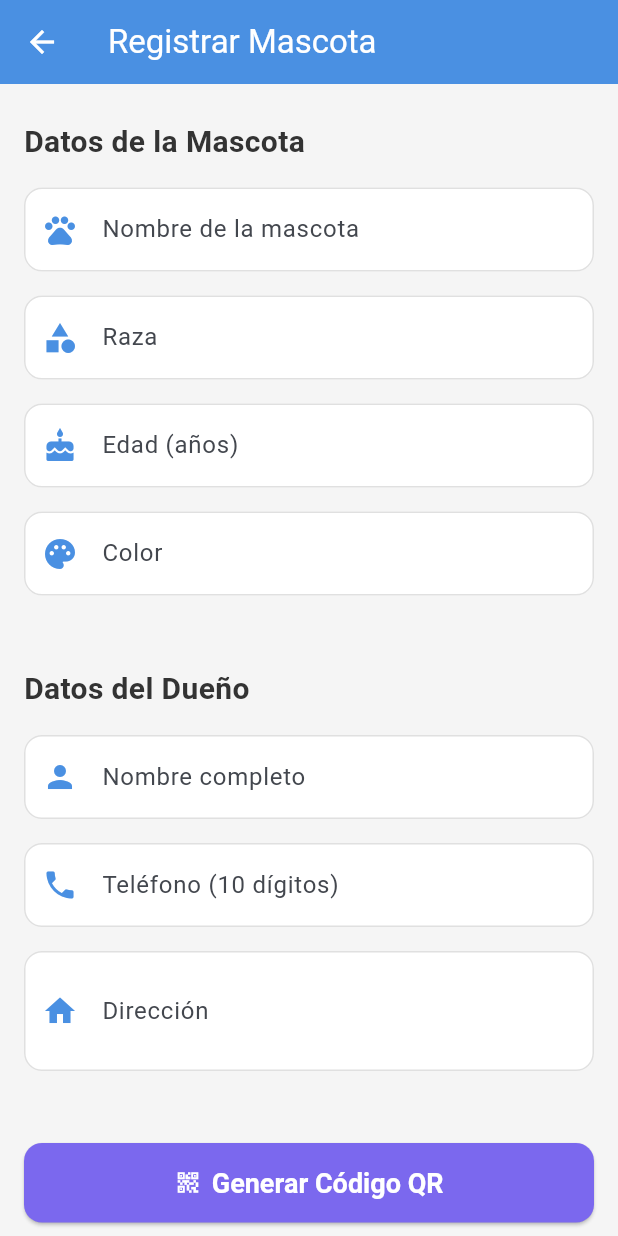
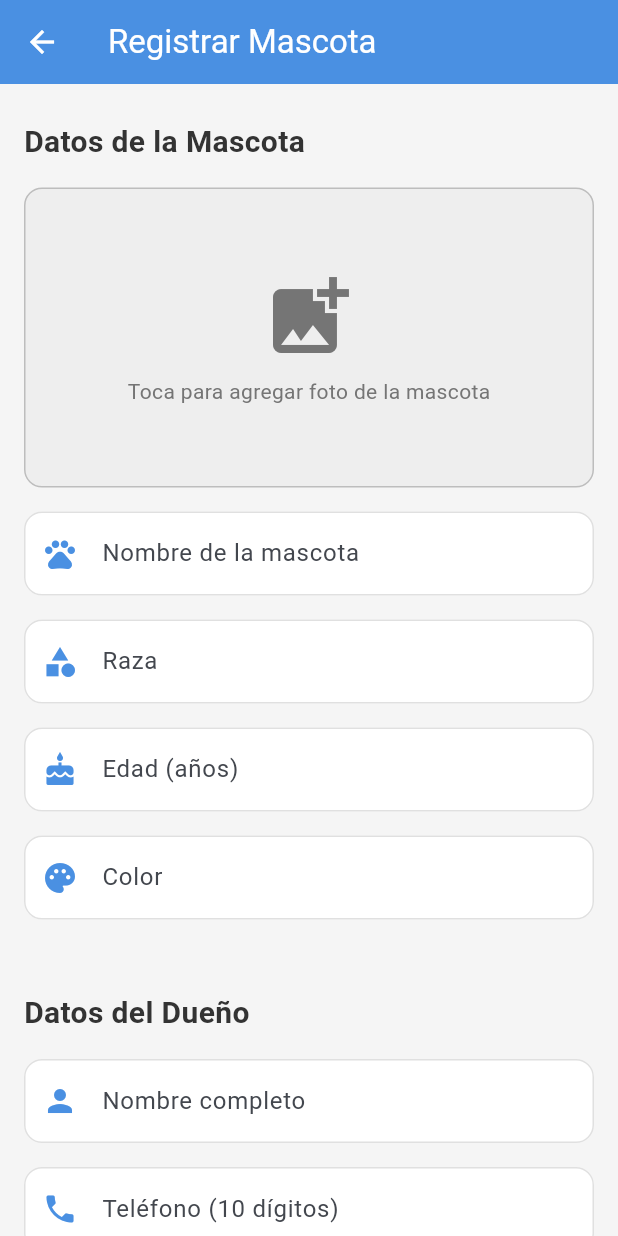
Before and after one commit to daviddiaz-bot/petqrapp-flutter, a Flutter app: the FormScreen screen opened directly, on a phone screen of 412 x 824 dp. Run offline on Flutter 3.47's test engine with Material 3 defaults, Android fonts, the light colour scheme and no system bars; our stand-ins replace image_picker, qr_flutter, share_plus, shared_preferences; accounts and stored records are empty.

Commit message:
Add image picker and web URL QR support

```diff
--- a/lib/models/pet.dart
+++ b/lib/models/pet.dart
@@ -7,6 +7,7 @@ class Pet {
   final String ownerName;
   final String ownerPhone;
   final String ownerAddress;
+  final String? photoPath;
   final DateTime registeredAt;
 
   Pet({
@@ -18,6 +19,7 @@ class Pet {
     required this.ownerName,
     required this.ownerPhone,
     required this.ownerAddress,
+    this.photoPath,
     required this.registeredAt,
   });
 
@@ -30,6 +32,7 @@ class Pet {
     'ownerName': ownerName,
     'ownerPhone': ownerPhone,
     'ownerAddress': ownerAddress,
+    'photoPath': photoPath,
     'registeredAt': registeredAt.toIso8601String(),
   };
 
@@ -42,10 +45,12 @@ class Pet {
     ownerName: json['ownerName'],
     ownerPhone: json['ownerPhone'],
     ownerAddress: json['ownerAddress'],
+    photoPath: json['photoPath'],
     registeredAt: DateTime.parse(json['registeredAt']),
   );
 
   String toQRData() {
-    return 'PET:|BREED:|AGE:|COLOR:|OWNER:|PHONE:|ADDRESS:';
+    // URL que muestra la info completa de la mascota
+    return 'https://petqrapp.web.app/pet/';
   }
 }
--- a/lib/screens/form_screen.dart
+++ b/lib/screens/form_screen.dart
@@ -1,5 +1,7 @@
+import 'dart:io';
 import 'package:flutter/material.dart';
 import 'package:uuid/uuid.dart';
+import 'package:image_picker/image_picker.dart';
 import '../models/pet.dart';
 import '../services/pet_storage_service.dart';
 import '../utils/validators.dart';
@@ -16,6 +18,7 @@ class FormScreen extends StatefulWidget {
 class _FormScreenState extends State<FormScreen> {
   final _formKey = GlobalKey<FormState>();
   final _storageService = PetStorageService();
+  final _imagePicker = ImagePicker();
 
   final _nameController = TextEditingController();
   final _breedController = TextEditingController();
@@ -25,6 +28,7 @@ class _FormScreenState extends State<FormScreen> {
   final _ownerPhoneController = TextEditingController();
   final _ownerAddressController = TextEditingController();
 
+  File? _selectedImage;
   bool _isLoading = false;
 
   @override
@@ -37,6 +41,28 @@ class _FormScreenState extends State<FormScreen> {
     _ownerPhoneController.dispose();
     _ownerAddressController.dispose();
     super.dispose();
+  }
+
+  Future<void> _pickImage() async {
+    try {
+      final XFile? image = await _imagePicker.pickImage(
+        source: ImageSource.gallery,
+        maxWidth: 800,
+        maxHeight: 800,
+        imageQuality: 85,
+      );
+
+      if (image != null) {
+        setState(() {
+          _selectedImage = File(image.path);
+        });
+      }
+    } catch (e) {
+      if (!mounted) return;
+      ScaffoldMessenger.of(context).showSnackBar(
+        SnackBar(content: Text('Error al seleccionar imagen: $e')),
+      );
+    }
   }
 
   Future<void> _submitForm() async {
@@ -90,6 +116,8 @@ class _FormScreenState extends State<FormScreen> {
                   crossAxisAlignment: CrossAxisAlignment.stretch,
                   children: [
                     _buildSectionTitle('Datos de la Mascota'),
+                    _buildImagePicker(),
+                    const SizedBox(height: 16),
                     _buildTextField(
                       controller: _nameController,
                       label: 'Nombre de la mascota',
@@ -213,4 +241,38 @@ class _FormScreenState extends State<FormScreen> {
       ),
     );
   }
+
+  Widget _buildImagePicker() {
+    return GestureDetector(
+      onTap: _pickImage,
+      child: Container(
+        height: 200,
+        decoration: BoxDecoration(
+          color: Colors.grey[200],
+          borderRadius: BorderRadius.circular(12),
+          border: Border.all(color: Colors.grey[400]!),
+        ),
+        child: _selectedImage == null
+            ? Column(
+                mainAxisAlignment: MainAxisAlignment.center,
+                children: [
+                  Icon(Icons.add_photo_alternate, size: 64, color: Colors.grey[600]),
+                  const SizedBox(height: 8),
+                  Text(
+                    'Toca para agregar foto de la mascota',
+                    style: TextStyle(color: Colors.grey[600]),
+                  ),
+                ],
+              )
+            : ClipRRect(
+                borderRadius: BorderRadius.circular(12),
+                child: Image.file(
+                  _selectedImage!,
+                  fit: BoxFit.cover,
+                  width: double.infinity,
+                ),
+              ),
+      ),
+    );
+  }
 }
--- a/pubspec.yaml
+++ b/pubspec.yaml
@@ -15,6 +15,7 @@ dependencies:
   shared_preferences: ^2.2.2
   path_provider: ^2.1.1
   uuid: ^4.5.2
+  image_picker: ^1.0.7
 
 dev_dependencies:
   flutter_test:
```
Also changed, not shown: pubspec.lock, 1 other file.
